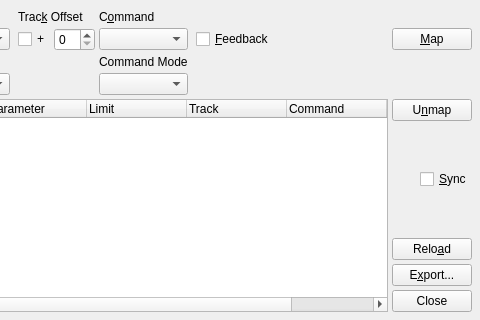
First picture: the form in src/qtractorMidiControlForm.ui, repository rncbc/qtractor, before the edit; both pictures show x 222 to 702 and y 133 to 453 of the 702 by 453 pixel window.
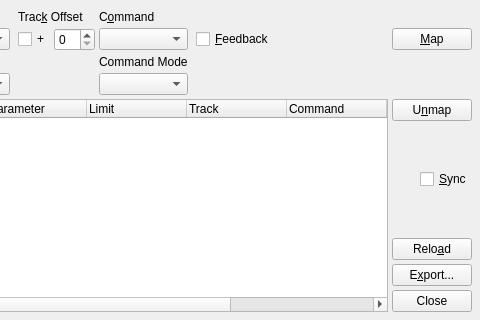
Second picture: the form after the edit. Icons and pictures are not drawn.

Commit message: Load CommandModeComboBox depending on selected command

Diff of the .ui file:
```diff
--- a/src/qtractorMidiControlForm.ui
+++ b/src/qtractorMidiControlForm.ui
@@ -342,6 +342,11 @@
        <string>Command</string>
       </property>
      </column>
+     <column>
+      <property name="text">
+       <string>Command Mode</string>
+      </property>
+     </column>
      <column>
       <property name="text">
        <string>Feedback</string>
```
The commit also changes 4 other files.
